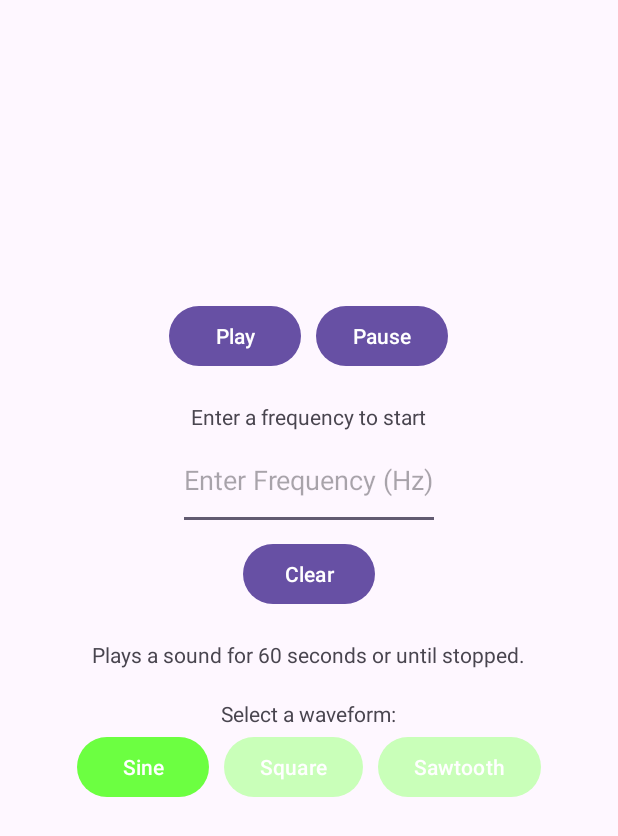
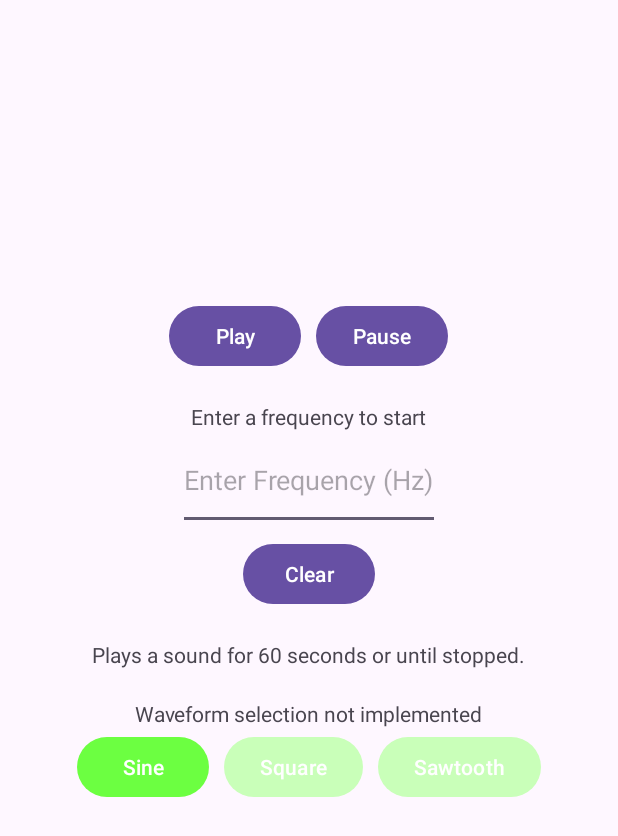
Before and after one commit to CheapPizza/FreqGenAndroid, an Android app: the screen it shows after launch (MainActivity), on a phone screen of 412 x 824 dp. Shown: the top 836 px of the screen. Run offline under Robolectric (Android 15) with nearby library versions, the phone set to English and light mode, and no system bars.

Commit message:
add note about waveform selection being unavailable

```diff
--- a/app/src/main/res/layout/activity_main.xml
+++ b/app/src/main/res/layout/activity_main.xml
@@ -104,6 +104,6 @@
         android:layout_below="@id/infoTextView"
         android:layout_centerHorizontal="true"
         android:layout_marginTop="20dp"
-        android:text="Select a waveform:"
+        android:text="Waveform selection not implemented"
         android:visibility="visible" />
 </RelativeLayout>
```
